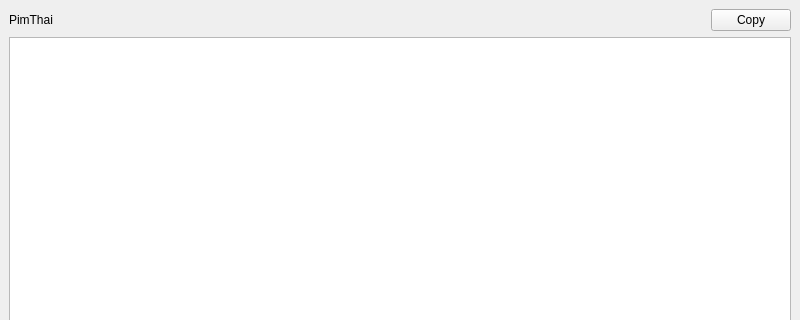
This is PimThaiWindow.ui in iamjay/PimThai as Qt 5 draws it before an edit; both pictures show x 0 to 800 and y 0 to 320 of the 800 by 600 pixel window. The edited form follows.
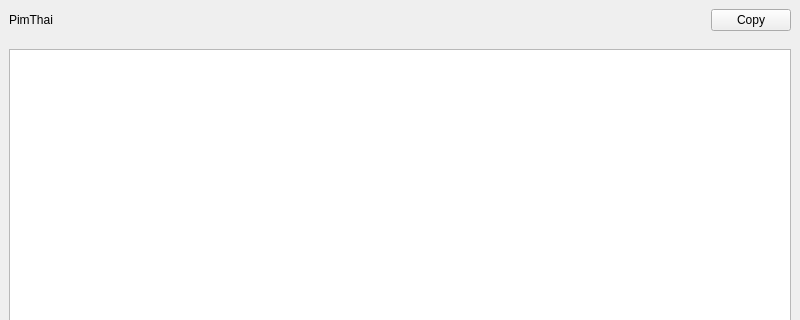
This is the edited form.

Commit message: New bigger keyboard layout

What changed in the file:
```diff
--- a/PimThaiWindow.ui
+++ b/PimThaiWindow.ui
@@ -15,8 +15,17 @@
   </property>
   <widget class="QWidget" name="centralwidget">
    <layout class="QVBoxLayout" name="verticalLayout">
+    <property name="spacing">
+     <number>0</number>
+    </property>
+    <property name="margin">
+     <number>0</number>
+    </property>
     <item>
      <layout class="QHBoxLayout" name="horizontalLayout">
+      <property name="margin">
+       <number>9</number>
+      </property>
       <item>
        <widget class="QLabel" name="label">
         <property name="text">
@@ -56,6 +65,9 @@
         <pointsize>18</pointsize>
        </font>
       </property>
+      <property name="styleSheet">
+       <string notr="true">margin: 9px;</string>
+      </property>
      </widget>
     </item>
    </layout>
```
The commit also changes 1 other file.
